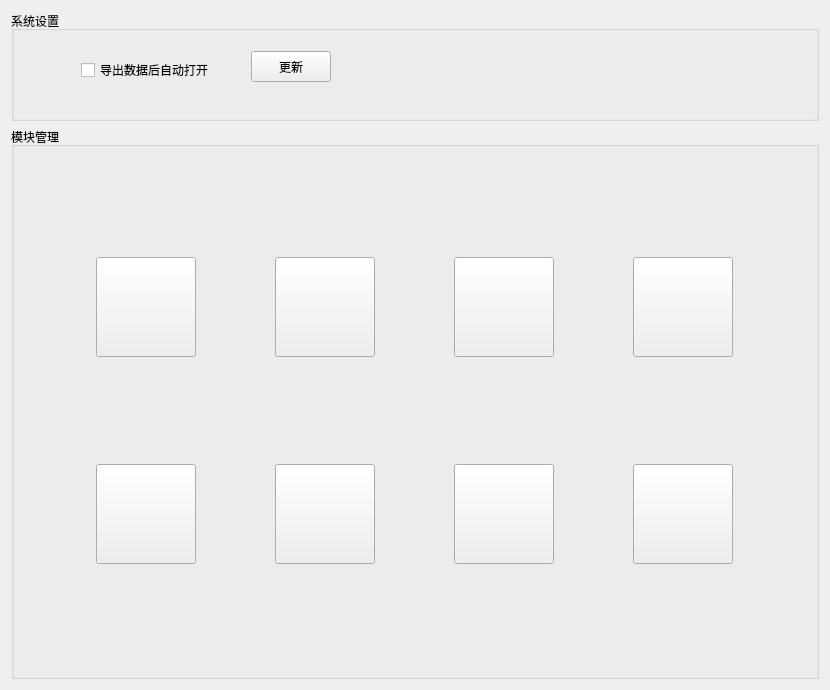
This is Qt/ERP/systemmanager.ui in superp2017/NTERP as Qt 5 draws it before an edit. The edited form follows.
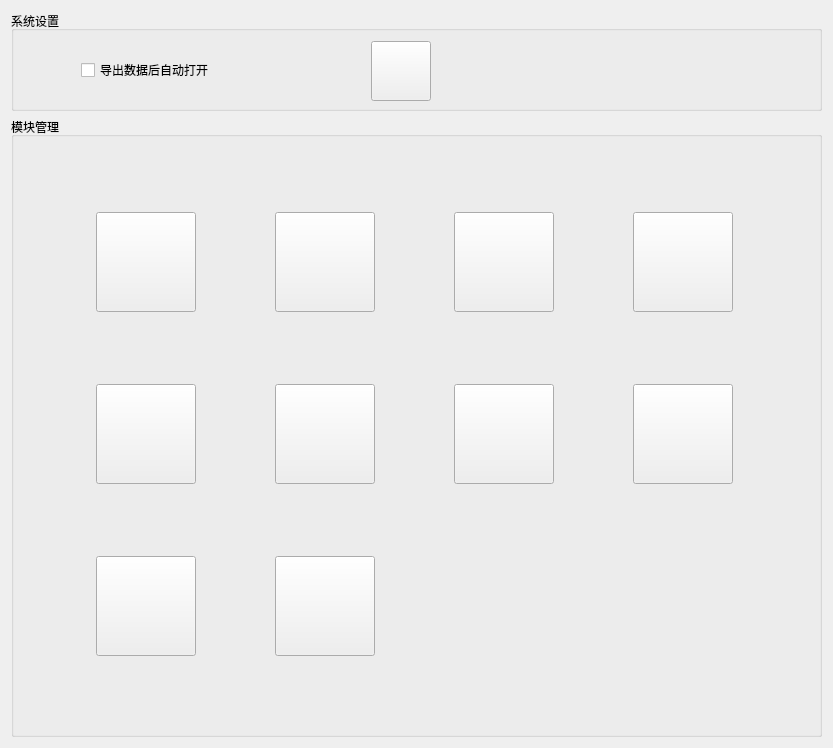
This is the edited form.

Diff of the .ui file:
```diff
--- a/Qt/ERP/systemmanager.ui
+++ b/Qt/ERP/systemmanager.ui
@@ -6,16 +6,22 @@
    <rect>
     <x>0</x>
     <y>0</y>
-    <width>830</width>
-    <height>690</height>
+    <width>833</width>
+    <height>748</height>
    </rect>
   </property>
   <property name="windowTitle">
    <string>Form</string>
   </property>
-  <layout class="QVBoxLayout" name="verticalLayout" stretch="1,5">
+  <layout class="QVBoxLayout" name="verticalLayout" stretch="1,7">
    <item>
     <widget class="QGroupBox" name="groupBox">
+     <property name="minimumSize">
+      <size>
+       <width>0</width>
+       <height>100</height>
+      </size>
+     </property>
      <property name="title">
       <string>系统设置</string>
      </property>
@@ -24,7 +30,7 @@
        <rect>
         <x>70</x>
         <y>50</y>
-        <width>133</width>
+        <width>251</width>
         <height>18</height>
        </rect>
       </property>
@@ -35,14 +41,14 @@
      <widget class="QPushButton" name="pushButton_update">
       <property name="geometry">
        <rect>
-        <x>240</x>
-        <y>40</y>
-        <width>80</width>
-        <height>31</height>
+        <x>360</x>
+        <y>30</y>
+        <width>60</width>
+        <height>60</height>
        </rect>
       </property>
       <property name="text">
-       <string>更新</string>
+       <string/>
       </property>
      </widget>
     </widget>
@@ -53,8 +59,8 @@
       <string>模块管理</string>
      </property>
      <layout class="QGridLayout" name="gridLayout">
-      <item row="1" column="3">
-       <widget class="QPushButton" name="pushButton__about_system">
+      <item row="0" column="1">
+       <widget class="QPushButton" name="pushButton_supplier_manage">
         <property name="minimumSize">
          <size>
           <width>100</width>
@@ -72,26 +78,52 @@
         </property>
        </widget>
       </item>
-      <item row="1" column="2">
-       <widget class="QPushButton" name="pushButton_about_commpany">
+      <item row="1" column="0">
+       <widget class="QPushButton" name="pushButton_department_manage">
         <property name="minimumSize">
          <size>
           <width>100</width>
           <height>100</height>
          </size>
         </property>
-        <property name="maximumSize">
-         <size>
-          <width>100</width>
-          <height>100</height>
-         </size>
-        </property>
         <property name="text">
          <string/>
         </property>
        </widget>
       </item>
       <item row="1" column="1">
+       <widget class="QPushButton" name="pushButton_author_manage">
+        <property name="minimumSize">
+         <size>
+          <width>100</width>
+          <height>100</height>
+         </size>
+        </property>
+        <property name="text">
+         <string/>
+        </property>
+       </widget>
+      </item>
+      <item row="0" column="2">
+       <widget class="QPushButton" name="pushButton_mateial_manage">
+        <property name="minimumSize">
+         <size>
+          <width>100</width>
+          <height>100</height>
+         </size>
+        </property>
+        <property name="maximumSize">
+         <size>
+          <width>100</width>
+          <height>100</height>
+         </size>
+        </property>
+        <property name="text">
+         <string/>
+        </property>
+       </widget>
+      </item>
+      <item row="1" column="2">
        <widget class="QPushButton" name="pushButton_goodstype_manage">
         <property name="minimumSize">
          <size>
@@ -110,7 +142,45 @@
         </property>
        </widget>
       </item>
-      <item row="1" column="0">
+      <item row="2" column="0">
+       <widget class="QPushButton" name="pushButton_about_commpany">
+        <property name="minimumSize">
+         <size>
+          <width>100</width>
+          <height>100</height>
+         </size>
+        </property>
+        <property name="maximumSize">
+         <size>
+          <width>100</width>
+          <height>100</height>
+         </size>
+        </property>
+        <property name="text">
+         <string/>
+        </property>
+       </widget>
+      </item>
+      <item row="2" column="1">
+       <widget class="QPushButton" name="pushButton__about_system">
+        <property name="minimumSize">
+         <size>
+          <width>100</width>
+          <height>100</height>
+         </size>
+        </property>
+        <property name="maximumSize">
+         <size>
+          <width>100</width>
+          <height>100</height>
+         </size>
+        </property>
+        <property name="text">
+         <string/>
+        </property>
+       </widget>
+      </item>
+      <item row="1" column="5">
        <widget class="QPushButton" name="pushButton_unit_manage">
         <property name="minimumSize">
          <size>
@@ -129,63 +199,6 @@
         </property>
        </widget>
       </item>
-      <item row="0" column="3">
-       <widget class="QPushButton" name="pushButton_mateial_manage">
-        <property name="minimumSize">
-         <size>
-          <width>100</width>
-          <height>100</height>
-         </size>
-        </property>
-        <property name="maximumSize">
-         <size>
-          <width>100</width>
-          <height>100</height>
-         </size>
-        </property>
-        <property name="text">
-         <string/>
-        </property>
-       </widget>
-      </item>
-      <item row="0" column="2">
-       <widget class="QPushButton" name="pushButton_supplier_manage">
-        <property name="minimumSize">
-         <size>
-          <width>100</width>
-          <height>100</height>
-         </size>
-        </property>
-        <property name="maximumSize">
-         <size>
-          <width>100</width>
-          <height>100</height>
-         </size>
-        </property>
-        <property name="text">
-         <string/>
-        </property>
-       </widget>
-      </item>
-      <item row="0" column="1">
-       <widget class="QPushButton" name="pushButton_custon_manage">
-        <property name="minimumSize">
-         <size>
-          <width>100</width>
-          <height>100</height>
-         </size>
-        </property>
-        <property name="maximumSize">
-         <size>
-          <width>100</width>
-          <height>100</height>
-         </size>
-        </property>
-        <property name="text">
-         <string/>
-        </property>
-       </widget>
-      </item>
       <item row="0" column="0">
        <widget class="QPushButton" name="pushButton_newOrder">
         <property name="minimumSize">
@@ -205,6 +218,25 @@
         </property>
        </widget>
       </item>
+      <item row="0" column="5">
+       <widget class="QPushButton" name="pushButton_custon_manage">
+        <property name="minimumSize">
+         <size>
+          <width>100</width>
+          <height>100</height>
+         </size>
+        </property>
+        <property name="maximumSize">
+         <size>
+          <width>100</width>
+          <height>100</height>
+         </size>
+        </property>
+        <property name="text">
+         <string/>
+        </property>
+       </widget>
+      </item>
      </layout>
     </widget>
    </item>
```
Left out of the diff: 5 changed lines with no effect on the pictures.
